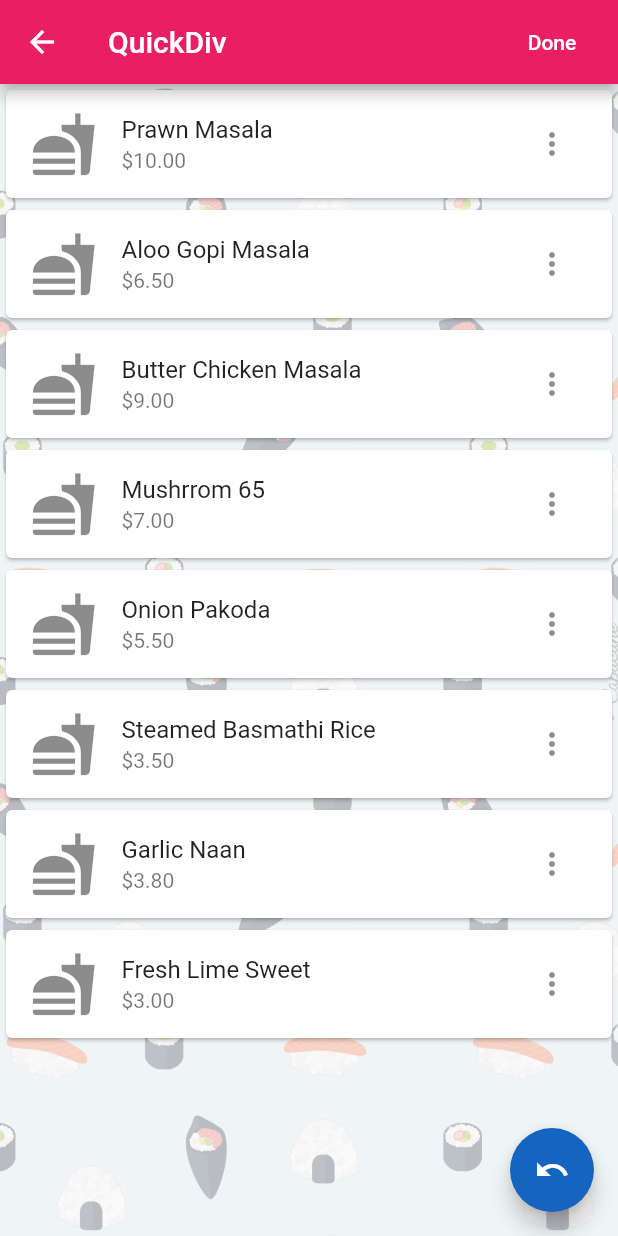
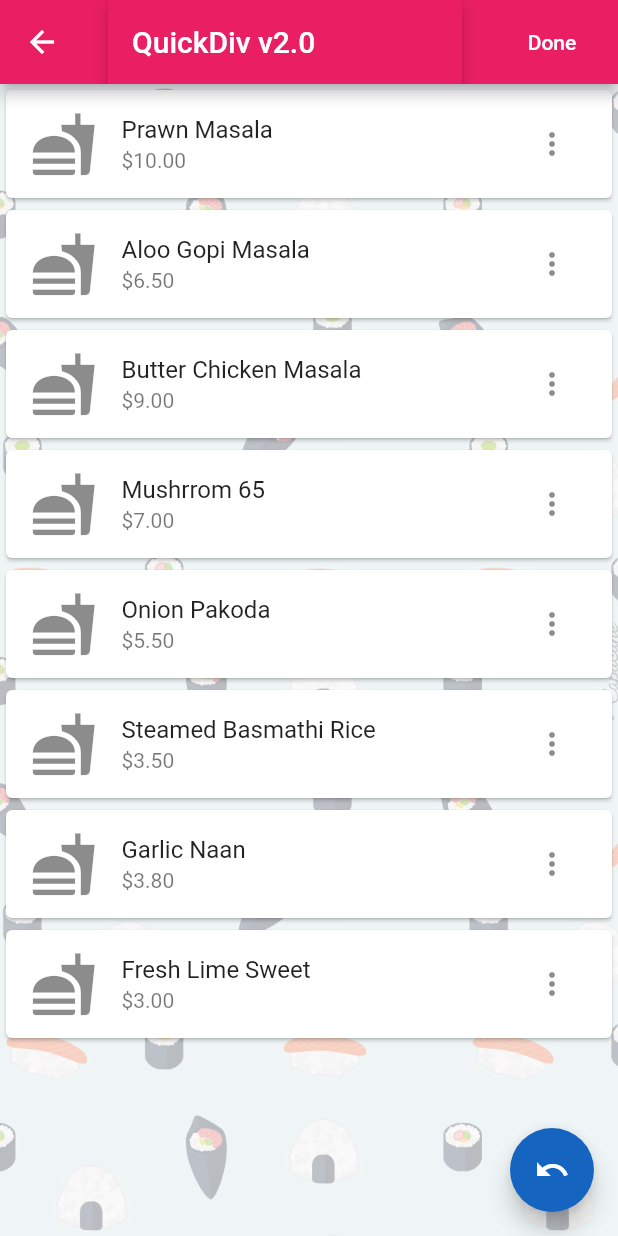
Before and after one commit to Lucria/Orbital2019_QuickDiv, a Flutter app: the SplitBill screen opened by its route, on a phone screen of 412 x 824 dp. Run offline on Flutter 3.47's test engine with Material 2 defaults, Android fonts, the phone set to English and light mode, and no system bars; our stand-ins replace contacts_service, image_picker, permission_handler, rflutter_alert; missing offline and left inert: animated_floatactionbuttons, grouped_buttons.

Commit message:
[FIx] Changed original title to imported widget

```diff
--- a/lib/pages/split_bill.dart
+++ b/lib/pages/split_bill.dart
@@ -3,6 +3,7 @@ import 'package:flutter/widgets.dart';
 import 'package:rflutter_alert/rflutter_alert.dart';
 import 'package:grouped_buttons/grouped_buttons.dart';
 import '../widget/ui_elements/background.dart';
+import '../widget/ui_elements/appbar.dart';
 
 class SplitBill extends StatefulWidget {
   @override
@@ -37,7 +38,7 @@ class _SplitBill extends State<SplitBill> {
   Widget build(BuildContext context) {
     return Scaffold(
       appBar: AppBar(
-        title: Text('QuickDiv'),
+        title: TitleText.defaultTitle(),
         actions: <Widget>[
           FlatButton(
             child: Text('Done'),
```
